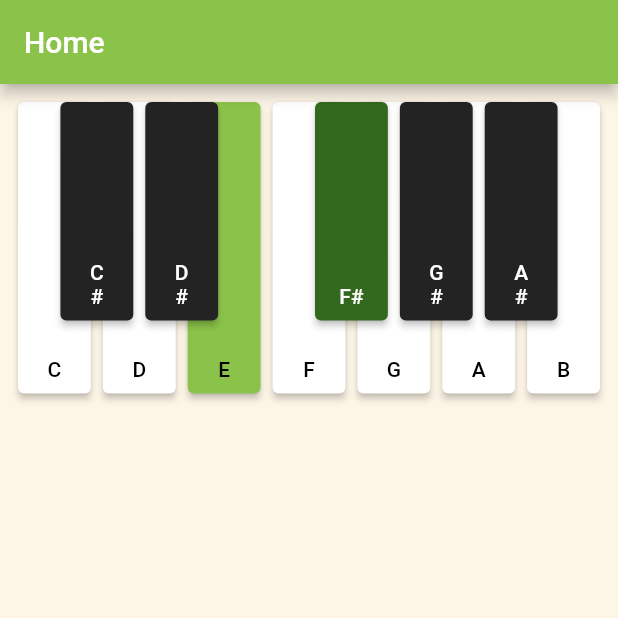
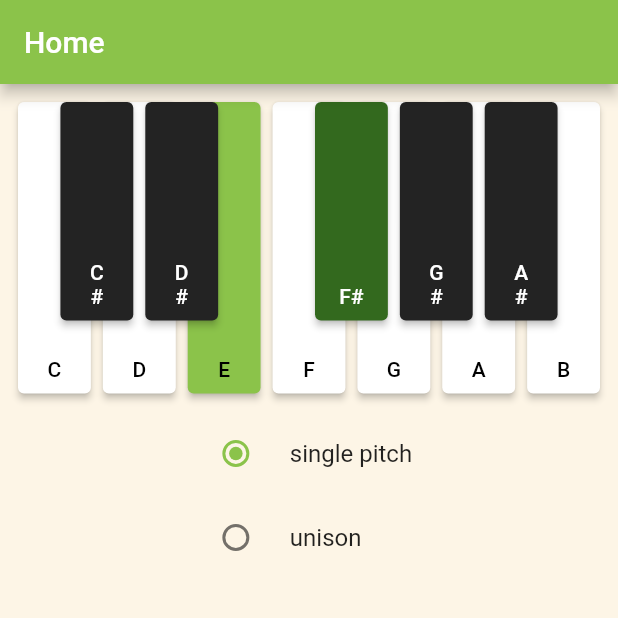
Before and after one commit to Gvard-Windlass/perfect_pitch_flutter, a Flutter app: the screen it shows after launch, on a phone screen of 412 x 824 dp, the top half of it. Run offline on Flutter 3.47's test engine with Material 2 defaults, Android fonts, the phone set to English and light mode, and no system bars; our stand-ins replace hexcolor; missing offline and left inert: desktop_window.

Commit message:
Add exercise mode selection

```diff
--- a/lib/screens/home.dart
+++ b/lib/screens/home.dart
@@ -1,4 +1,5 @@
 import 'package:flutter/material.dart';
+import 'package:perfect_pitch_flutter/widgets/mode_selection.dart';
 import 'package:perfect_pitch_flutter/widgets/pitch_buttons.dart';
 import 'package:perfect_pitch_flutter/settings/settings_wrapper.dart';
 
@@ -18,6 +19,8 @@ class Home extends StatelessWidget {
           child: Column(
             children: const [
               PitchButtons(),
+              SizedBox(height: 12),
+              ModeSelection(),
             ],
           ),
         ),
--- /dev/null
+++ b/lib/widgets/mode_selection.dart
@@ -0,0 +1,28 @@
+import 'package:flutter/material.dart';
+import 'package:perfect_pitch_flutter/settings/settings_model.dart';
+import 'package:perfect_pitch_flutter/settings/settings_wrapper.dart';
+
+class ModeSelection extends StatelessWidget {
+  const ModeSelection({super.key});
+
+  @override
+  Widget build(BuildContext context) {
+    return Column(
+      crossAxisAlignment: CrossAxisAlignment.start,
+      children: [
+        IntrinsicWidth(child: RadioListTile<ExerciseMode>(
+          title: const Text('single pitch'),
+          value: ExerciseMode.singlePitch,
+          groupValue: SettingsWrapper.of(context).settings.exerciseMode,
+          onChanged: (value) => SettingsWrapper.of(context).onModeSelection(value),
+        )),
+        IntrinsicWidth(child: RadioListTile<ExerciseMode>(
+          title: const Text('unison'),
+          value: ExerciseMode.unison,
+          groupValue: SettingsWrapper.of(context).settings.exerciseMode,
+          onChanged: (value) => SettingsWrapper.of(context).onModeSelection(value),
+        )),
+      ],
+    );
+  }
+}
```
Also changed, not shown: lib/settings/settings_wrapper.dart (+7 -0 lines), 1 other file.
